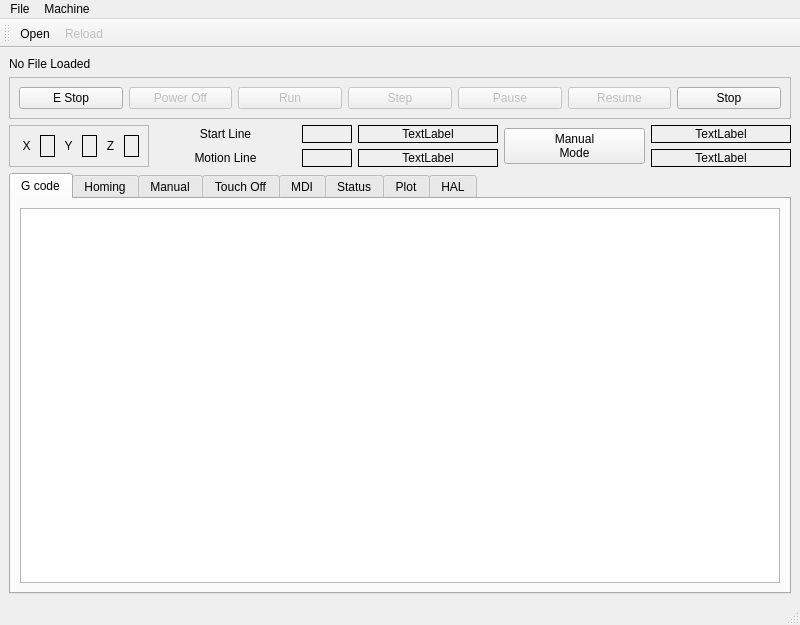
Above: jet/src/jet.ui from tlight9/jet before the change. Below: the same form after it.
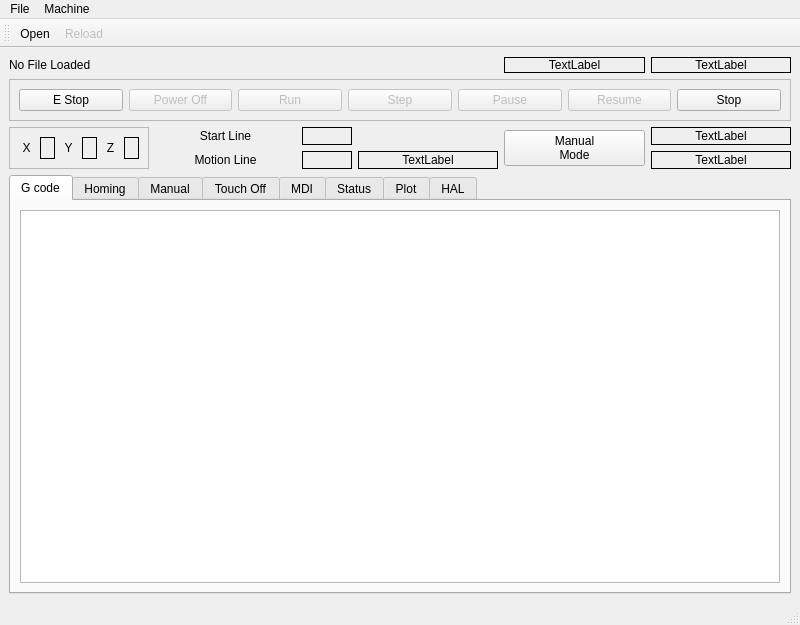
That is the form after the change.

Commit message: 02/13/2024 move feed box & add speed

Patch:
```diff
--- a/jet/src/jet.ui
+++ b/jet/src/jet.ui
@@ -1174,7 +1174,7 @@
       </widget>
      </widget>
     </item>
-    <item row="2" column="3">
+    <item row="0" column="5">
      <widget class="QLabel" name="feed_lb">
       <property name="frameShape">
        <enum>QFrame::Box</enum>
@@ -1187,6 +1187,19 @@
       </property>
      </widget>
     </item>
+    <item row="0" column="4">
+     <widget class="QLabel" name="speed_lb">
+      <property name="frameShape">
+       <enum>QFrame::Box</enum>
+      </property>
+      <property name="text">
+       <string>TextLabel</string>
+      </property>
+      <property name="alignment">
+       <set>Qt::AlignCenter</set>
+      </property>
+     </widget>
+    </item>
    </layout>
   </widget>
   <widget class="QMenuBar" name="menubar">
```
The commit also changes 2 other files.
